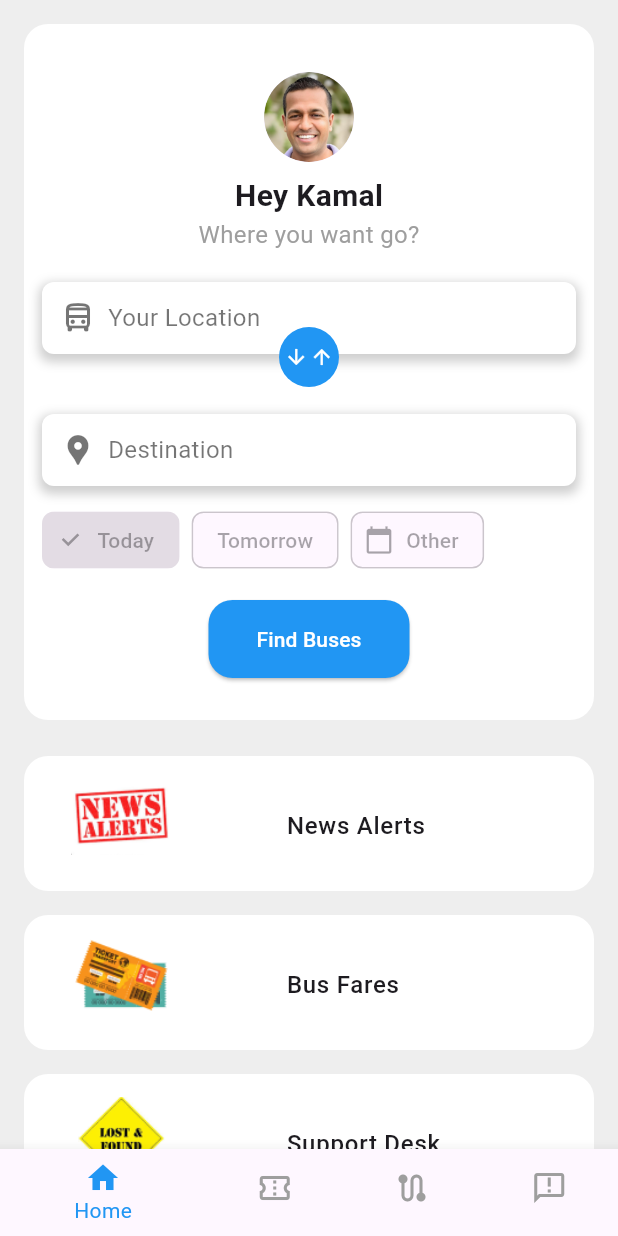
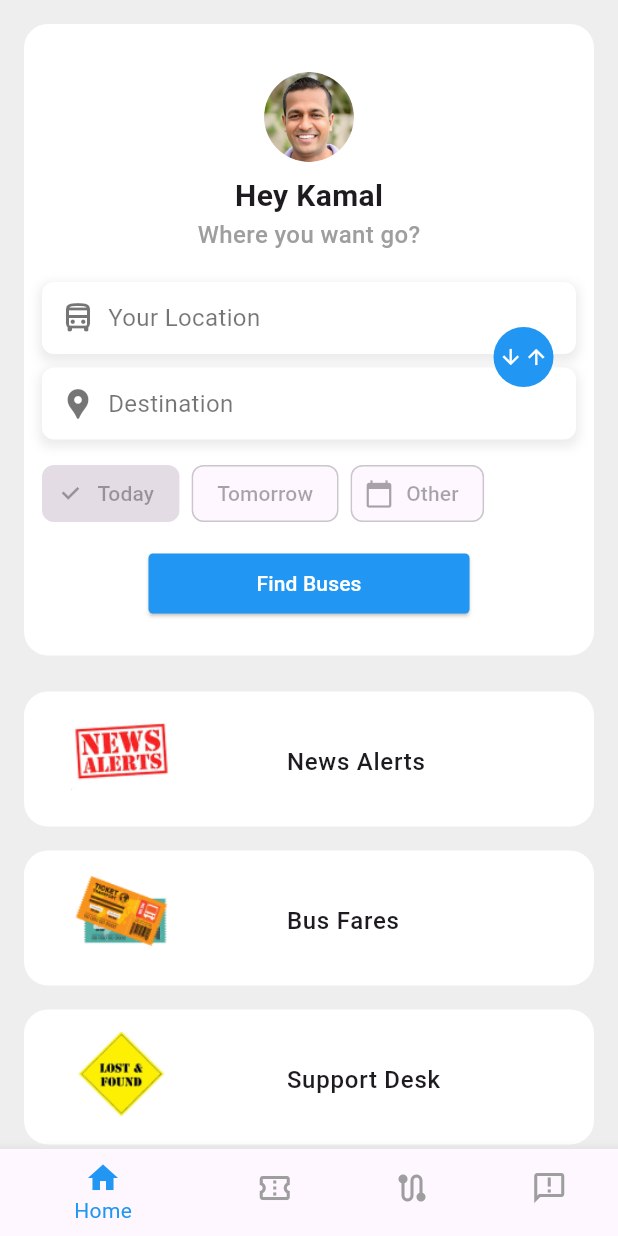
Before and after one commit to SadeeshaPerera/bus_booking_app, a Flutter app: the BusTimetableScreen screen opened directly, on a phone screen of 412 x 824 dp. Run offline on Flutter 3.47's test engine with Material 3 defaults, Android fonts, the phone set to English and light mode, and no system bars; our stand-ins replace firebase_auth, firebase_core; missing offline and left inert: firebase_ui_auth, firebase_ui_oauth_google; accounts and stored records are empty.

Commit message:
chore: Updated

```diff
--- a/lib/bus_tracking_feature/bus_time_table_screen.dart
+++ b/lib/bus_tracking_feature/bus_time_table_screen.dart
@@ -50,6 +50,7 @@ class BusTimetableScreen extends StatelessWidget {
                                   'Where you want go?',
                                   style: TextStyle(
                                     fontSize: 16,
+                                    fontWeight: FontWeight.w500,
                                     color: Colors.grey,
                                   ),
                                 ),
@@ -69,7 +70,7 @@ class BusTimetableScreen extends StatelessWidget {
                                       borderRadius: BorderRadius.circular(8),
                                       boxShadow: [
                                         BoxShadow(
-                                          color: Colors.grey.withOpacity(0.5),
+                                          color: Colors.grey.withOpacity(0.2),
                                           spreadRadius: 2,
                                           blurRadius: 5,
                                           offset: const Offset(0,
@@ -99,7 +100,7 @@ class BusTimetableScreen extends StatelessWidget {
                                     ),
                                   ),
                                   const SizedBox(
-                                      height: 40), // Space for the CircleAvatar
+                                      height: 9), // Space for the CircleAvatar
                                   Container(
                                     padding: const EdgeInsets.all(12),
                                     decoration: BoxDecoration(
@@ -107,7 +108,7 @@ class BusTimetableScreen extends StatelessWidget {
                                       borderRadius: BorderRadius.circular(8),
                                       boxShadow: [
                                         BoxShadow(
-                                          color: Colors.grey.withOpacity(0.5),
+                                          color: Colors.grey.withOpacity(0.2),
                                           spreadRadius: 2,
                                           blurRadius: 5,
                                           offset: const Offset(0,
@@ -138,7 +139,8 @@ class BusTimetableScreen extends StatelessWidget {
                                 ],
                               ),
                               const Positioned(
-                                top: 30, // Adjust the position as needed
+                                top: 30,
+                                right: 15, // Adjust the position as needed
                                 child: CircleAvatar(
                                   radius: 20,
                                   backgroundColor: Colors.blue,
@@ -191,11 +193,12 @@ class BusTimetableScreen extends StatelessWidget {
                             child: ElevatedButton(
                               onPressed: () {},
                               style: ElevatedButton.styleFrom(
+                                tapTargetSize: MaterialTapTargetSize.shrinkWrap,
                                 backgroundColor: Colors.blue,
                                 padding: const EdgeInsets.symmetric(
-                                    horizontal: 32, vertical: 16),
+                                    horizontal: 72, vertical: 6),
                                 shape: RoundedRectangleBorder(
-                                  borderRadius: BorderRadius.circular(16),
+                                  borderRadius: BorderRadius.circular(3),
                                 ),
                               ),
                               child: const Text(
```
